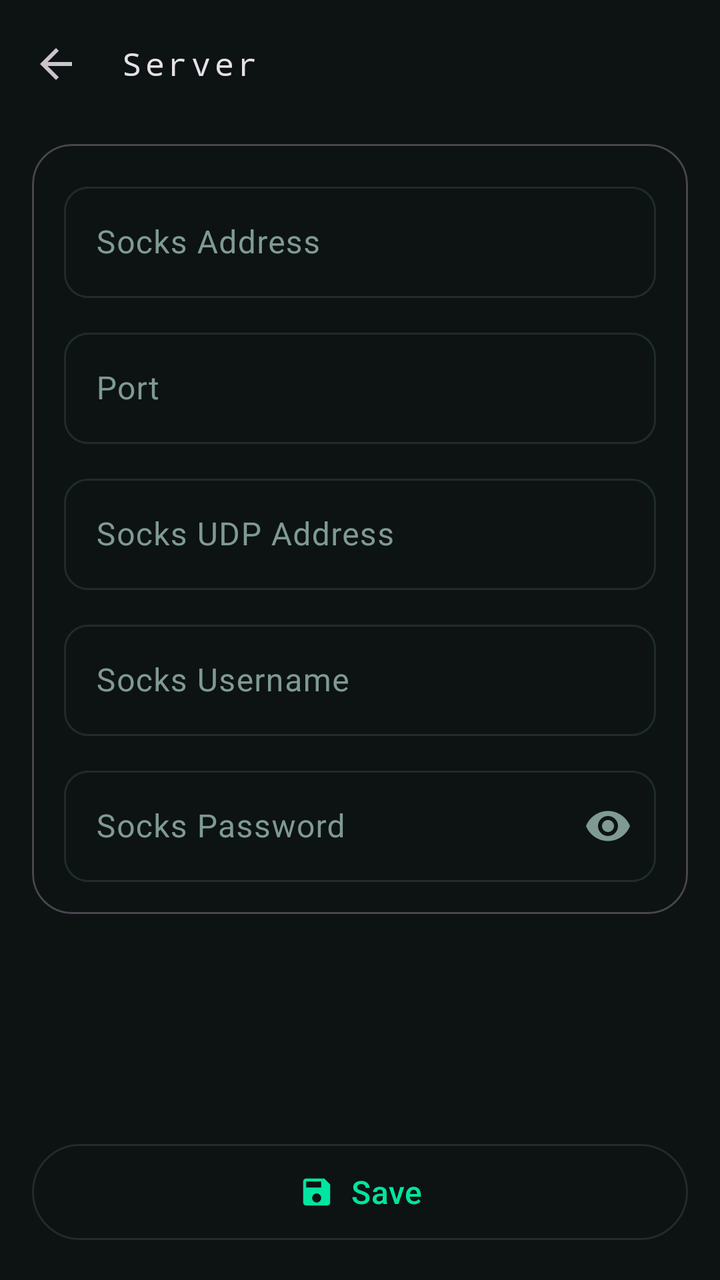
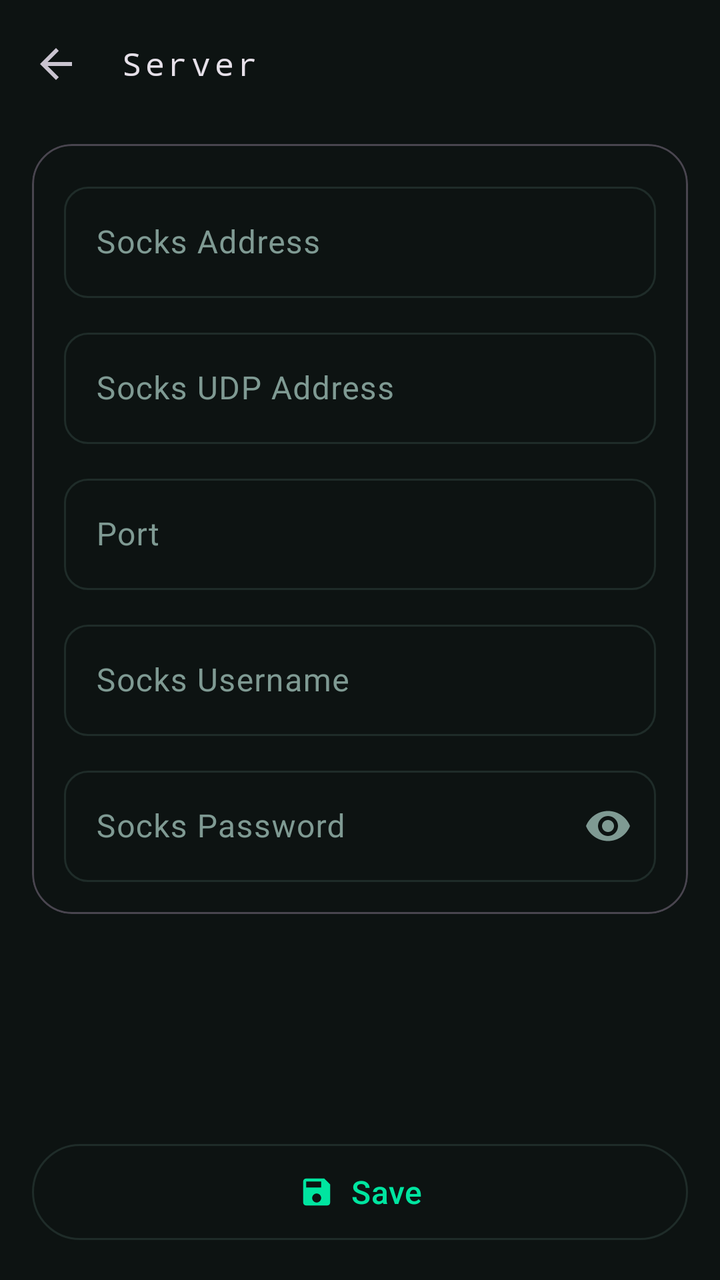

Compare the two renders of this Android layout. The source of the first and the diff that turns it into the second are given below.
<!-- AndroidManifest.xml: application theme Theme.SocksTun -->
<!-- res/layout/activity_server.xml -->
<?xml version="1.0" encoding="utf-8"?>
<LinearLayout xmlns:android="http://schemas.android.com/apk/res/android"
	xmlns:app="http://schemas.android.com/apk/res-auto"
	android:orientation="vertical"
	android:layout_width="match_parent"
	android:layout_height="match_parent"
	android:background="?attr/colorSurface">
	<com.google.android.material.appbar.MaterialToolbar
		android:id="@+id/toolbar"
		android:layout_width="match_parent"
		android:layout_height="?attr/actionBarSize"
		app:navigationIcon="?attr/homeAsUpIndicator"
		app:title="@string/section_server"
		app:titleTextAppearance="@style/TextAppearance.SocksTun.Toolbar"/>
	<ScrollView
		android:layout_width="match_parent"
		android:layout_height="0dp"
		android:layout_weight="1"
		android:clipToPadding="false"
		android:fillViewport="true">
		<LinearLayout
			android:orientation="vertical"
			android:layout_width="match_parent"
			android:layout_height="wrap_content"
			android:paddingLeft="16dp"
			android:paddingRight="16dp"
			android:paddingTop="8dp"
			android:paddingBottom="16dp">
			<com.google.android.material.card.MaterialCardView
				style="@style/Widget.Material3.CardView.Outlined"
				android:layout_width="match_parent"
				android:layout_height="wrap_content"
				app:cardCornerRadius="20dp">
				<LinearLayout
					android:orientation="vertical"
					android:layout_width="match_parent"
					android:layout_height="wrap_content"
					android:padding="16dp">
					<com.google.android.material.textfield.TextInputLayout
						android:id="@+id/til_socks_addr"
						style="@style/Widget.SocksTun.TextInputLayout"
						android:layout_width="match_parent"
						android:layout_height="wrap_content"
						android:hint="@string/socks_addr">
						<com.google.android.material.textfield.TextInputEditText
							android:id="@+id/socks_addr"
							android:layout_width="match_parent"
							android:layout_height="wrap_content"
							android:inputType="text"
							android:maxLines="1"/>
					</com.google.android.material.textfield.TextInputLayout>
					<com.google.android.material.textfield.TextInputLayout
						android:id="@+id/til_socks_port"
						style="@style/Widget.SocksTun.TextInputLayout"
						android:layout_width="match_parent"
						android:layout_height="wrap_content"
						android:layout_marginTop="12dp"
						android:hint="@string/port">
						<com.google.android.material.textfield.TextInputEditText
							android:id="@+id/socks_port"
							android:layout_width="match_parent"
							android:layout_height="wrap_content"
							android:inputType="number"
							android:maxLines="1"/>
					</com.google.android.material.textfield.TextInputLayout>
					<com.google.android.material.textfield.TextInputLayout
						android:id="@+id/til_socks_udp_addr"
						style="@style/Widget.SocksTun.TextInputLayout"
						android:layout_width="match_parent"
						android:layout_height="wrap_content"
						android:layout_marginTop="12dp"
						android:hint="@string/socks_udp_addr">
						<com.google.android.material.textfield.TextInputEditText
							android:id="@+id/socks_udp_addr"
							android:layout_width="match_parent"
							android:layout_height="wrap_content"
							android:inputType="text"
							android:maxLines="1"/>
					</com.google.android.material.textfield.TextInputLayout>
					<com.google.android.material.textfield.TextInputLayout
						android:id="@+id/til_socks_user"
						style="@style/Widget.SocksTun.TextInputLayout"
						android:layout_width="match_parent"
						android:layout_height="wrap_content"
						android:layout_marginTop="12dp"
						android:hint="@string/socks_user">
						<com.google.android.material.textfield.TextInputEditText
							android:id="@+id/socks_user"
							android:layout_width="match_parent"
							android:layout_height="wrap_content"
							android:inputType="text"
							android:maxLines="1"/>
					</com.google.android.material.textfield.TextInputLayout>
					<com.google.android.material.textfield.TextInputLayout
						android:id="@+id/til_socks_pass"
						style="@style/Widget.SocksTun.TextInputLayout"
						android:layout_width="match_parent"
						android:layout_height="wrap_content"
						android:layout_marginTop="12dp"
						android:hint="@string/socks_pass"
						app:endIconMode="password_toggle">
						<com.google.android.material.textfield.TextInputEditText
							android:id="@+id/socks_pass"
							android:layout_width="match_parent"
							android:layout_height="wrap_content"
							android:inputType="textPassword"
							android:maxLines="1"/>
					</com.google.android.material.textfield.TextInputLayout>
				</LinearLayout>
			</com.google.android.material.card.MaterialCardView>
		</LinearLayout>
	</ScrollView>
	<com.google.android.material.button.MaterialButton
		android:id="@+id/save"
		style="?attr/materialButtonOutlinedStyle"
		android:layout_width="match_parent"
		android:layout_height="wrap_content"
		android:layout_margin="16dp"
		android:minHeight="56dp"
		android:text="@string/save"
		android:textSize="16sp"
		app:cornerRadius="28dp"
		app:icon="@drawable/ic_save"
		app:iconGravity="textStart"
		app:iconPadding="8dp"/>
</LinearLayout>
<!-- resources referenced by this layout -->
<resources>
  <!-- drawable ic_save (drawable) -->
  <?xml version="1.0" encoding="utf-8"?>
  <vector xmlns:android="http://schemas.android.com/apk/res/android"
  	android:width="24dp"
  	android:height="24dp"
  	android:viewportWidth="24"
  	android:viewportHeight="24">
  	<path
  		android:fillColor="?attr/colorControlNormal"
  		android:pathData="M17,3H5C3.89,3 3,3.9 3,5v14c0,1.1 0.89,2 2,2h14c1.1,0 2,-0.9 2,-2V7l-4,-4zM12,19c-1.66,0 -3,-1.34 -3,-3s1.34,-3 3,-3 3,1.34 3,3 -1.34,3 -3,3zM15,9H5V5h10v4z"/>
  </vector>
  <string name="port">Port</string>
  <string name="save">Save</string>
  <string name="section_server">Server</string>
  <string name="socks_addr">Socks Address</string>
  <string name="socks_pass">Socks Password</string>
  <string name="socks_udp_addr">Socks UDP Address</string>
  <string name="socks_user">Socks Username</string>
  <style name="TextAppearance.SocksTun.Toolbar" parent="TextAppearance.Material3.TitleMedium">
  		<item name="fontFamily">monospace</item>
  		<item name="android:fontFamily">monospace</item>
  		<item name="android:letterSpacing">0.12</item>
  	</style>
  <style name="Widget.SocksTun.TextInputLayout" parent="Widget.Material3.TextInputLayout.OutlinedBox">
  		<item name="boxCornerRadiusTopStart">12dp</item>
  		<item name="boxCornerRadiusTopEnd">12dp</item>
  		<item name="boxCornerRadiusBottomStart">12dp</item>
  		<item name="boxCornerRadiusBottomEnd">12dp</item>
  	</style>
  <style name="Theme.SocksTun" parent="Theme.Material3.Dark.NoActionBar">
  		<item name="colorPrimary">#00E5A0</item>
  		<item name="colorOnPrimary">#060A09</item>
  		<item name="colorPrimaryContainer">#10261F</item>
  		<item name="colorOnPrimaryContainer">#6CFFD0</item>
  		<item name="colorSecondary">#00E5A0</item>
  		<item name="colorOnSecondary">#060A09</item>
  		<item name="colorSecondaryContainer">#0B2E26</item>
  		<item name="colorOnSecondaryContainer">#6CFFD0</item>
  		<item name="colorError">#FF5C7A</item>
  		<item name="colorOnError">#060A09</item>
  		<item name="colorErrorContainer">#3A1220</item>
  		<item name="colorOnErrorContainer">#FFC2CE</item>
  		<item name="android:colorBackground">#060A09</item>
  		<item name="colorSurface">#0D1312</item>
  		<item name="colorOnSurface">#E4FFF5</item>
  		<item name="colorSurfaceVariant">#131B1A</item>
  		<item name="colorOnSurfaceVariant">#7F9A93</item>
  		<item name="colorSurfaceContainer">#18221F</item>
  		<item name="colorOutline">#1F2C29</item>
  		<item name="android:statusBarColor">@android:color/transparent</item>
  		<item name="android:navigationBarColor">@android:color/transparent</item>
  		<item name="android:windowLightStatusBar">false</item>
  		<item name="android:windowBackground">#060A09</item>
  	</style>
</resources>

<!-- the commit's change to res/layout/activity_server.xml (unified diff, before → after) -->
@@ -50,6 +50,20 @@
 							android:maxLines="1"/>
 					</com.google.android.material.textfield.TextInputLayout>
 					<com.google.android.material.textfield.TextInputLayout
+						android:id="@+id/til_socks_udp_addr"
+						style="@style/Widget.SocksTun.TextInputLayout"
+						android:layout_width="match_parent"
+						android:layout_height="wrap_content"
+						android:layout_marginTop="12dp"
+						android:hint="@string/socks_udp_addr">
+						<com.google.android.material.textfield.TextInputEditText
+							android:id="@+id/socks_udp_addr"
+							android:layout_width="match_parent"
+							android:layout_height="wrap_content"
+							android:inputType="text"
+							android:maxLines="1"/>
+					</com.google.android.material.textfield.TextInputLayout>
+					<com.google.android.material.textfield.TextInputLayout
 						android:id="@+id/til_socks_port"
 						style="@style/Widget.SocksTun.TextInputLayout"
 						android:layout_width="match_parent"
@@ -61,20 +75,6 @@
 							android:layout_width="match_parent"
 							android:layout_height="wrap_content"
 							android:inputType="number"
-							android:maxLines="1"/>
-					</com.google.android.material.textfield.TextInputLayout>
-					<com.google.android.material.textfield.TextInputLayout
-						android:id="@+id/til_socks_udp_addr"
-						style="@style/Widget.SocksTun.TextInputLayout"
-						android:layout_width="match_parent"
-						android:layout_height="wrap_content"
-						android:layout_marginTop="12dp"
-						android:hint="@string/socks_udp_addr">
-						<com.google.android.material.textfield.TextInputEditText
-							android:id="@+id/socks_udp_addr"
-							android:layout_width="match_parent"
-							android:layout_height="wrap_content"
-							android:inputType="text"
 							android:maxLines="1"/>
 					</com.google.android.material.textfield.TextInputLayout>
 					<com.google.android.material.textfield.TextInputLayout
